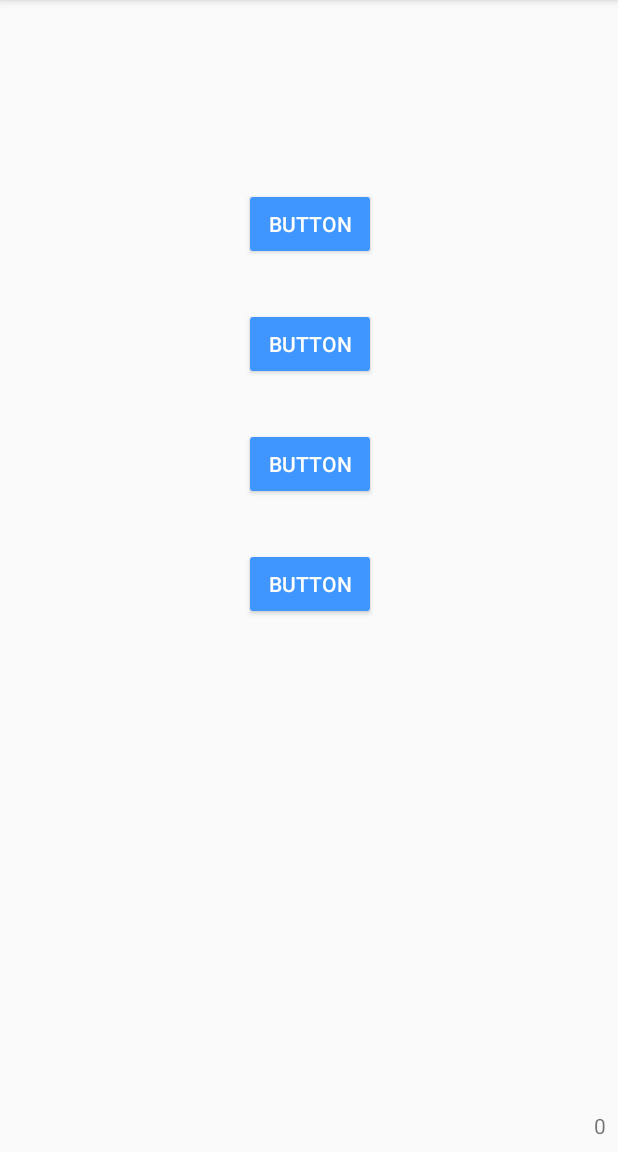
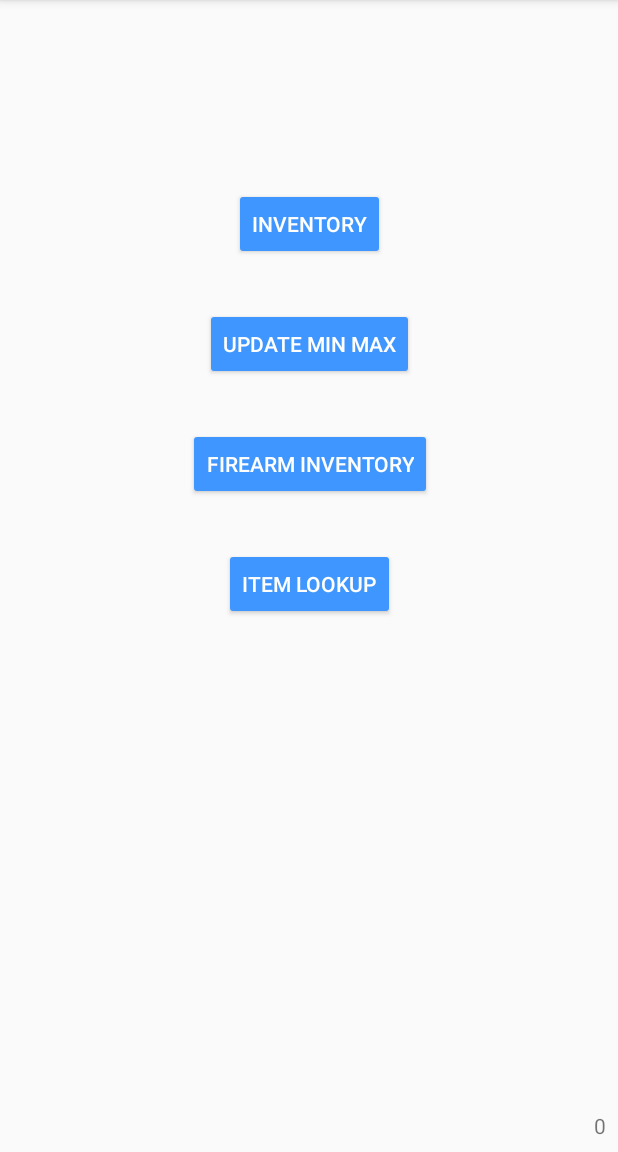
Before and after one commit to matthaerle/AxisMobile, an Android app: the Task_Chooser screen opened directly, with no data from a screen before it, on a phone screen of 412 x 824 dp, the part 84-1236 px from its top. Run offline under Robolectric (Android 15) with nearby library versions, the phone set to English and light mode, and no system bars.

Commit message:
Changed Task chooser button text. Added click listeners for the buttons and also added start the inventory activity.

```diff
--- a/app/src/main/java/com/acusportrtg/axismobile/Task_Chooser.java
+++ b/app/src/main/java/com/acusportrtg/axismobile/Task_Chooser.java
@@ -1,7 +1,10 @@
 package com.acusportrtg.axismobile;
 
+import android.content.Intent;
 import android.os.Bundle;
 import android.support.v7.app.AppCompatActivity;
+import android.view.View;
+import android.widget.Button;
 import android.widget.TextView;
 
 import com.acusportrtg.axismobile.Methods.Globals;
@@ -14,6 +17,8 @@ import org.w3c.dom.Text;
 
 public class Task_Chooser extends AppCompatActivity{
     private TextView txt_Emp;
+    private Button btn_Item_Search,btn_Inventory,btn_Update_MinMax,btn_Firearm_Inventory;
+
     @Override
     protected void onCreate(Bundle savedInstanceState) {
         super.onCreate(savedInstanceState);
@@ -22,5 +27,35 @@ public class Task_Chooser extends AppCompatActivity{
 
         Globals glob = ((Globals)getApplicationContext());
         txt_Emp.setText(String.valueOf(glob.getEmployee_Id()));
+        btn_Inventory = (Button)findViewById(R.id.btn_Inventory);
+        btn_Item_Search = (Button)findViewById(R.id.btn_Item_Search);
+        btn_Firearm_Inventory = (Button)findViewById(R.id.btn_Firearm_Inventory);
+        btn_Update_MinMax = (Button)findViewById(R.id.btn_Update_MinMax);
+
+        btn_Update_MinMax.setOnClickListener(new View.OnClickListener() {
+            @Override
+            public void onClick(View v) {
+
+            }
+        });
+        btn_Firearm_Inventory.setOnClickListener(new View.OnClickListener() {
+            @Override
+            public void onClick(View v) {
+
+            }
+        });
+        btn_Item_Search.setOnClickListener(new View.OnClickListener() {
+            @Override
+            public void onClick(View v) {
+
+            }
+        });
+        btn_Inventory.setOnClickListener(new View.OnClickListener() {
+            @Override
+            public void onClick(View v) {
+                Intent inventory_activity = new Intent(Task_Chooser.this, Inventory_Task.class);
+                startActivity(inventory_activity);
+            }
+        });
     }
 }
--- a/app/src/main/res/layout/task_chooser.xml
+++ b/app/src/main/res/layout/task_chooser.xml
@@ -7,56 +7,56 @@
     android:layout_height="match_parent">
 
     <Button
-        android:id="@+id/button"
+        android:id="@+id/btn_Inventory"
         style="@style/Widget.AppCompat.Button.Colored"
         android:layout_width="wrap_content"
         android:layout_height="wrap_content"
         android:layout_marginLeft="8dp"
         android:layout_marginRight="8dp"
         android:layout_marginTop="8dp"
-        android:text="Button"
+        android:text="@string/btn_Inventory"
         app:layout_constraintLeft_toLeftOf="@+id/guideline7"
         app:layout_constraintRight_toLeftOf="@+id/guideline8"
         app:layout_constraintTop_toTopOf="@+id/guideline9" />
 
     <Button
-        android:id="@+id/button2"
+        android:id="@+id/btn_Update_MinMax"
         style="@style/Widget.AppCompat.Button.Colored"
         android:layout_width="wrap_content"
         android:layout_height="wrap_content"
         android:layout_marginLeft="8dp"
         android:layout_marginRight="8dp"
         android:layout_marginTop="32dp"
-        android:text="Button"
+        android:text="@string/btn_Update_MinMax"
         app:layout_constraintLeft_toLeftOf="@+id/guideline7"
         app:layout_constraintRight_toLeftOf="@+id/guideline8"
-        app:layout_constraintTop_toBottomOf="@+id/button" />
+        app:layout_constraintTop_toBottomOf="@+id/btn_Inventory" />
 
     <Button
-        android:id="@+id/button3"
+        android:id="@+id/btn_Firearm_Inventory"
         style="@style/Widget.AppCompat.Button.Colored"
         android:layout_width="wrap_content"
         android:layout_height="wrap_content"
         android:layout_marginLeft="8dp"
         android:layout_marginRight="8dp"
         android:layout_marginTop="32dp"
-        android:text="Button"
+        android:text="@string/btn_Firearm_Inventory"
         app:layout_constraintLeft_toLeftOf="@+id/guideline7"
         app:layout_constraintRight_toLeftOf="@+id/guideline8"
-        app:layout_constraintTop_toBottomOf="@+id/button2" />
+        app:layout_constraintTop_toBottomOf="@+id/btn_Update_MinMax" />
 
     <Button
-        android:id="@+id/button4"
+        android:id="@+id/btn_Item_Search"
         style="@style/Widget.AppCompat.Button.Colored"
         android:layout_width="wrap_content"
         android:layout_height="wrap_content"
         android:layout_marginLeft="8dp"
         android:layout_marginRight="8dp"
         android:layout_marginTop="32dp"
-        android:text="Button"
+        android:text="@string/btn_Item_Lookup"
         app:layout_constraintLeft_toLeftOf="@+id/guideline7"
         app:layout_constraintRight_toLeftOf="@+id/guideline8"
-        app:layout_constraintTop_toBottomOf="@+id/button3" />
+        app:layout_constraintTop_toBottomOf="@+id/btn_Firearm_Inventory" />
 
     <android.support.constraint.Guideline
         android:layout_width="wrap_content"
--- a/app/src/main/res/values/strings.xml
+++ b/app/src/main/res/values/strings.xml
@@ -3,4 +3,8 @@
     <string name="Employee_Select">Select Employee</string>
     <string name="btn_continue">Continue</string>
     <string name="btn_server_connect">Connect</string>
+    <string name="btn_Inventory">Inventory</string>
+    <string name="btn_Update_MinMax">Update Min Max</string>
+    <string name="btn_Firearm_Inventory">Firearm Inventory</string>
+    <string name="btn_Item_Lookup">Item Lookup</string>
 </resources>
```
Also changed, not shown: app/src/main/res/layout/inventory_activity.xml (+43 -3 lines), 1 other file.
